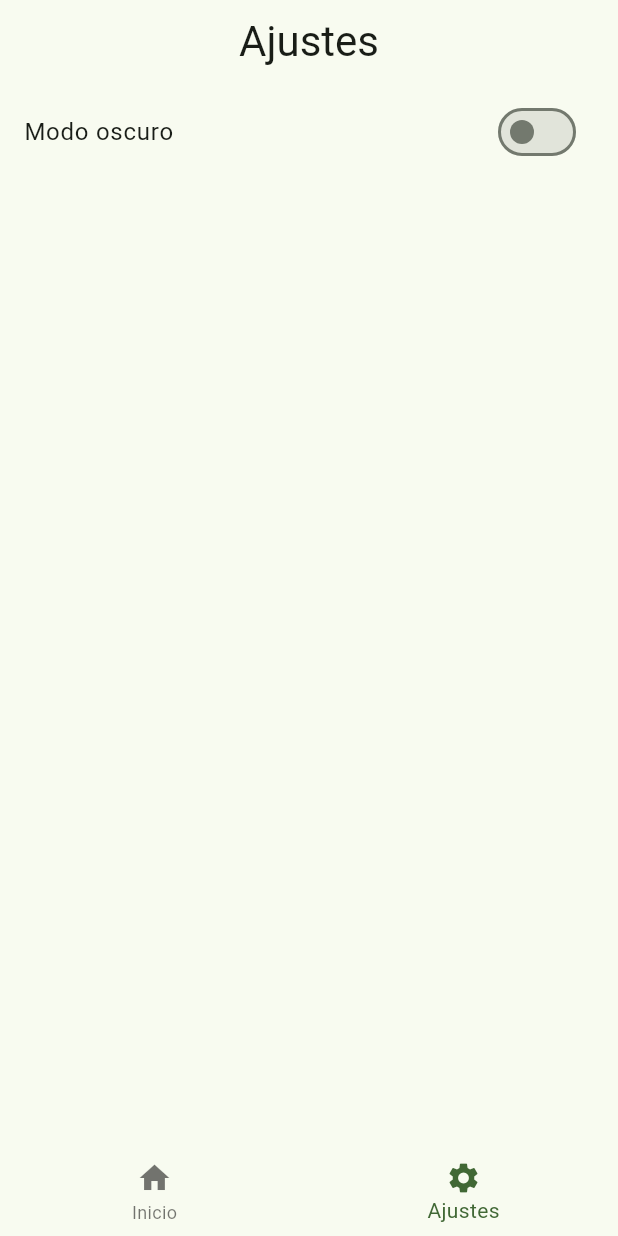
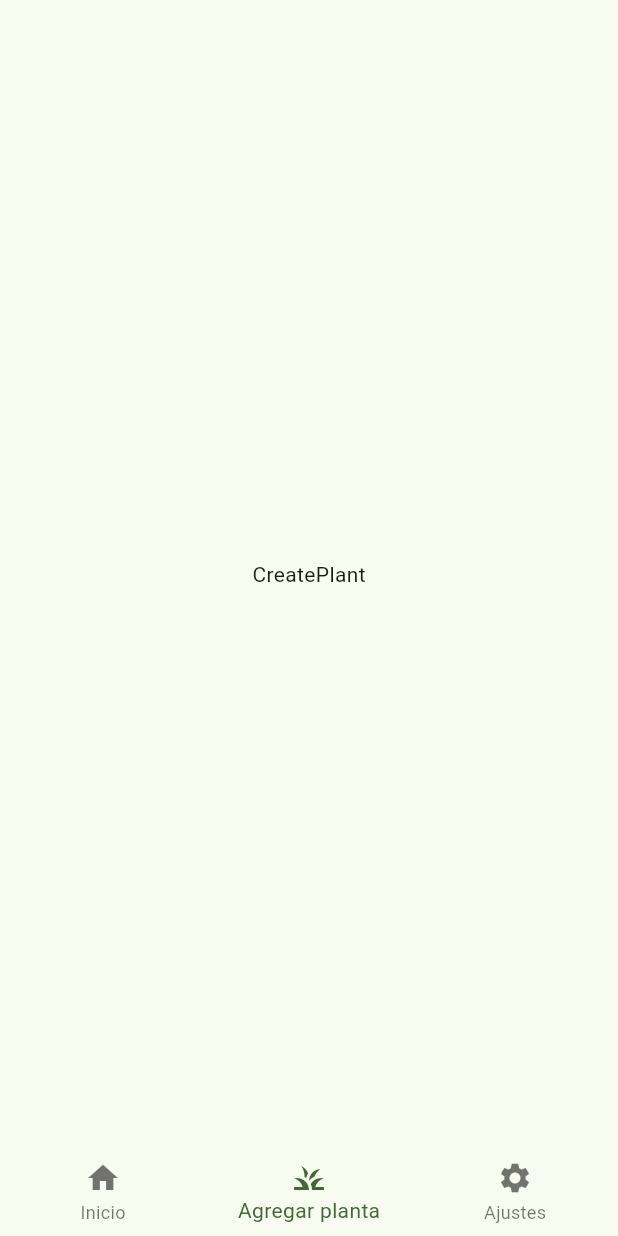
Before and after one commit to Brunox117/plantify_new, a Flutter app: the screen it shows after launch, item 2 of the bottom bar chosen, on a phone screen of 412 x 824 dp. Run offline on Flutter 3.47's test engine with Material 3 defaults, Android fonts, the phone set to English and light mode, and no system bars; our stand-ins replace flutter_riverpod, go_router.

Commit message:
Create CreatePlantView

```diff
--- a/lib/config/router/app_router.dart
+++ b/lib/config/router/app_router.dart
@@ -21,6 +21,14 @@ final appRouter = GoRouter(
           ]),
           StatefulShellBranch(routes: [
             GoRoute(
+              path: '/create-plant',
+              builder: (context, state) {
+                return const CreatePlantView();
+              },
+            )
+          ]),
+          StatefulShellBranch(routes: [
+            GoRoute(
               path: '/configuration',
               builder: (context, state) {
                 return const ConfigView();
--- /dev/null
+++ b/lib/presentation/views/home/create_plant_view.dart
@@ -0,0 +1,14 @@
+import 'package:flutter/material.dart';
+
+class CreatePlantView extends StatelessWidget {
+  const CreatePlantView({super.key});
+
+  @override
+  Widget build(BuildContext context) {
+    return const Scaffold(
+      body: Center(
+        child: Text('CreatePlant'),
+      ),
+    );
+  }
+}
--- a/lib/presentation/views/views.dart
+++ b/lib/presentation/views/views.dart
@@ -1,2 +1,3 @@
 export './home/home_view.dart';
 export './home/config_view.dart';
+export './home/create_plant_view.dart';
--- a/lib/presentation/widgets/shared/custom_bottom_navbar.dart
+++ b/lib/presentation/widgets/shared/custom_bottom_navbar.dart
@@ -14,6 +14,7 @@ class CustomBottomNavBar extends StatelessWidget {
         onTap: (value) => currentChild.goBranch(value),
         items: const [
           BottomNavigationBarItem(icon: Icon(Icons.home), label: 'Inicio'),
+          BottomNavigationBarItem(icon: Icon(Icons.grass_sharp), label: 'Agregar planta'),
           BottomNavigationBarItem(icon: Icon(Icons.settings), label: 'Ajustes'),
         ]);
   }
```
